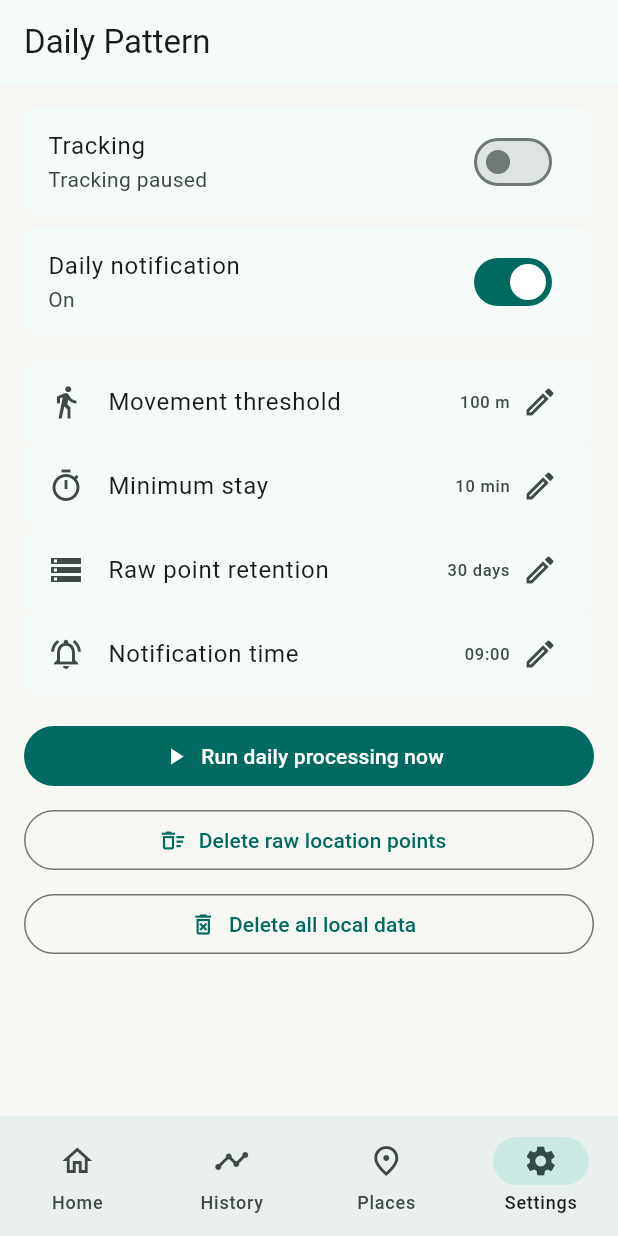
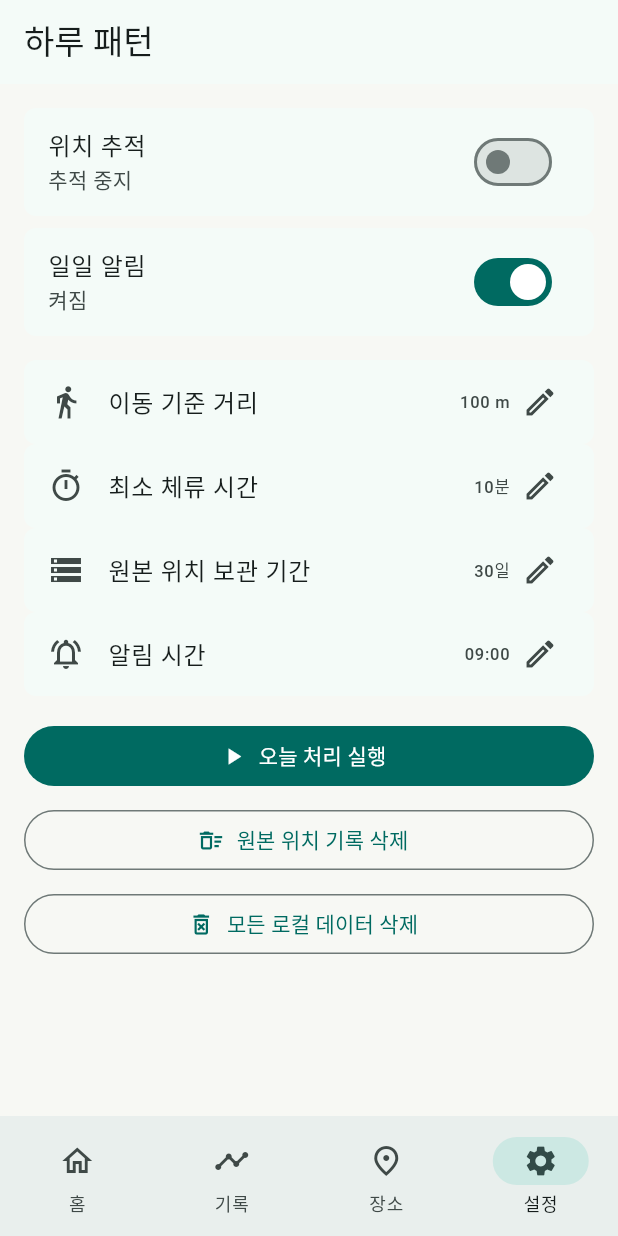
Before and after one commit to MaoEmong/haru-record, a Flutter app: the screen it shows after launch, item 4 of the bottom bar chosen, on a phone screen of 412 x 824 dp. Run offline on Flutter 3.47's test engine with Material 3 defaults, Android fonts, the phone set to English and light mode, and no system bars; our stand-ins replace drift, flutter_local_notifications, flutter_timezone, permission_handler, shared_preferences, timezone; missing offline and left inert: workmanager; accounts and stored records are empty; generated files the repository leaves out were written again.

Commit message:
Make the user-facing app Korean
The app is intended for Korean users, but the primary shell, settings, insights, notifications, and Android native labels still exposed English copy. Localize those user-facing paths and pin the expectations in widget and service tests.

Constraint: Keep existing behavior and storage unchanged; only user-facing copy and matching tests are in scope.

Rejected: Add a full l10n framework now | broader migration than needed for the current single-language Korean app.

Confidence: high

Scope-risk: narrow

Directive: Keep future user-facing strings in Korean unless a localization framework is introduced deliberately.

Tested: flutter analyze; flutter test; flutter build apk --debug

Not-tested: Manual device visual pass

```diff
--- a/lib/app/app.dart
+++ b/lib/app/app.dart
@@ -14,7 +14,7 @@ class DailyPatternApp extends StatelessWidget {
   @override
   Widget build(BuildContext context) {
     return MaterialApp(
-      title: 'Daily Pattern',
+      title: '하루 패턴',
       debugShowCheckedModeBanner: false,
       theme: ThemeData(
         colorScheme: ColorScheme.fromSeed(
@@ -65,7 +65,7 @@ class _DailyPatternShellState extends State<DailyPatternShell> {
     ];
 
     return Scaffold(
-      appBar: AppBar(title: const Text('Daily Pattern')),
+      appBar: AppBar(title: const Text('하루 패턴')),
       body: SafeArea(child: screens[_selectedIndex]),
       bottomNavigationBar: NavigationBar(
         selectedIndex: _selectedIndex,
@@ -78,22 +78,22 @@ class _DailyPatternShellState extends State<DailyPatternShell> {
           NavigationDestination(
             icon: Icon(Icons.home_outlined),
             selectedIcon: Icon(Icons.home),
-            label: 'Home',
+            label: '홈',
           ),
           NavigationDestination(
             icon: Icon(Icons.timeline_outlined),
             selectedIcon: Icon(Icons.timeline),
-            label: 'History',
+            label: '기록',
           ),
           NavigationDestination(
             icon: Icon(Icons.place_outlined),
             selectedIcon: Icon(Icons.place),
-            label: 'Places',
+            label: '장소',
           ),
           NavigationDestination(
             icon: Icon(Icons.settings_outlined),
             selectedIcon: Icon(Icons.settings),
-            label: 'Settings',
+            label: '설정',
           ),
         ],
       ),
--- a/lib/features/history/history_screen.dart
+++ b/lib/features/history/history_screen.dart
@@ -88,10 +88,7 @@ class _EmptyHistory extends StatelessWidget {
   @override
   Widget build(BuildContext context) {
     return const Center(
-      child: Padding(
-        padding: EdgeInsets.all(24),
-        child: Text('No history yet'),
-      ),
+      child: Padding(padding: EdgeInsets.all(24), child: Text('아직 기록이 없어요')),
     );
   }
 }
--- a/lib/features/home/home_screen.dart
+++ b/lib/features/home/home_screen.dart
@@ -65,10 +65,7 @@ class _HomeScreenState extends State<HomeScreen> {
           children: [
             _StatusPanel(snapshot: data),
             const SizedBox(height: 16),
-            Text(
-              'Latest insight',
-              style: Theme.of(context).textTheme.titleLarge,
-            ),
+            Text('최근 인사이트', style: Theme.of(context).textTheme.titleLarge),
             const SizedBox(height: 8),
             if (data.latestInsight == null)
               const _EmptyPanel()
@@ -89,8 +86,8 @@ class _StatusPanel extends StatelessWidget {
   @override
   Widget build(BuildContext context) {
     final status = snapshot.isTracking || snapshot.settings.trackingEnabled
-        ? 'Tracking active'
-        : 'Tracking paused';
+        ? '추적 중'
+        : '추적 중지';
     return DecoratedBox(
       decoration: BoxDecoration(
         color: Theme.of(context).colorScheme.primaryContainer,
@@ -104,7 +101,7 @@ class _StatusPanel extends StatelessWidget {
             Text(status, style: Theme.of(context).textTheme.titleLarge),
             const SizedBox(height: 8),
             Text(
-              'Daily summaries use local location points and stay on this device.',
+              '위치 기록은 이 기기에만 저장되고 하루 단위로 요약됩니다.',
               style: Theme.of(context).textTheme.bodyMedium,
             ),
           ],
@@ -123,8 +120,8 @@ class _EmptyPanel extends StatelessWidget {
       tileColor: Theme.of(context).colorScheme.surface,
       shape: RoundedRectangleBorder(borderRadius: BorderRadius.circular(8)),
       leading: const Icon(Icons.insights_outlined),
-      title: const Text('No insights yet'),
-      subtitle: const Text('Run daily processing after location data exists.'),
+      title: const Text('아직 인사이트가 없어요'),
+      subtitle: const Text('위치 기록이 쌓인 뒤 오늘 처리를 실행해 보세요.'),
     );
   }
 }
--- a/lib/features/insights/insight_generation_service.dart
+++ b/lib/features/insights/insight_generation_service.dart
@@ -19,9 +19,9 @@ class InsightGenerationService {
         GeneratedInsight(
           type: InsightType.newPlace,
           severity: InsightSeverity.notable,
-          title: 'A new place appeared',
-          body: 'A new frequently visited place candidate was detected.',
-          evidence: '${yesterday.newPlaceCount} new place candidates',
+          title: '새로운 장소가 감지됐어요',
+          body: '자주 방문할 가능성이 있는 새 장소가 감지됐어요.',
+          evidence: '새 장소 후보 ${yesterday.newPlaceCount}개',
         ),
       );
     }
@@ -51,11 +51,10 @@ class InsightGenerationService {
       return GeneratedInsight(
         type: InsightType.movementChange,
         severity: InsightSeverity.notable,
-        title: 'Movement was lower than usual',
-        body:
-            'Yesterday was quieter than your recent average for movement and distance.',
+        title: '평소보다 이동이 적었어요',
+        body: '어제는 최근 평균보다 이동과 거리가 적은 날이었어요.',
         evidence:
-            '${yesterday.totalDistanceMeters.round()}m vs ${recentAverage.totalDistanceMeters.round()}m recent average',
+            '${yesterday.totalDistanceMeters.round()}m 대 최근 평균 ${recentAverage.totalDistanceMeters.round()}m',
       );
     }
 
@@ -63,11 +62,10 @@ class InsightGenerationService {
       return GeneratedInsight(
         type: InsightType.movementChange,
         severity: InsightSeverity.notable,
-        title: 'Movement was higher than usual',
-        body:
-            'Yesterday was more active than your recent average for movement and distance.',
+        title: '평소보다 이동이 많았어요',
+        body: '어제는 최근 평균보다 더 활발하게 움직인 날이었어요.',
         evidence:
-            '${yesterday.totalDistanceMeters.round()}m vs ${recentAverage.totalDistanceMeters.round()}m recent average',
+            '${yesterday.totalDistanceMeters.round()}m 대 최근 평균 ${recentAverage.totalDistanceMeters.round()}m',
       );
     }
 
@@ -84,10 +82,10 @@ class InsightGenerationService {
       return GeneratedInsight(
         type: InsightType.visitChange,
         severity: InsightSeverity.neutral,
-        title: 'You visited fewer places',
-        body: 'Your visit count was below your recent average.',
+        title: '방문한 장소가 평소보다 적었어요',
+        body: '방문 횟수가 최근 평균보다 낮았어요.',
         evidence:
-            '${yesterday.visitCount} visits vs ${recentAverage.visitCount} recent average',
+            '${yesterday.visitCount}회 방문, 최근 평균 ${recentAverage.visitCount}회',
       );
     }
 
@@ -95,10 +93,10 @@ class InsightGenerationService {
       return GeneratedInsight(
         type: InsightType.visitChange,
         severity: InsightSeverity.neutral,
-        title: 'You visited more places',
-        body: 'Your visit count was above your recent average.',
+        title: '방문한 장소가 평소보다 많았어요',
+        body: '방문 횟수가 최근 평균보다 높았어요.',
         evidence:
-            '${yesterday.visitCount} visits vs ${recentAverage.visitCount} recent average',
+            '${yesterday.visitCount}회 방문, 최근 평균 ${recentAverage.visitCount}회',
       );
     }
 
--- a/lib/features/notifications/notification_service.dart
+++ b/lib/features/notifications/notification_service.dart
@@ -35,8 +35,8 @@ class NotificationService {
       id: dailyInsightNotificationId,
       hour: hour,
       minute: minute,
-      title: 'Your daily insight is ready',
-      body: 'Open the app to review yesterday.',
+      title: '오늘의 인사이트가 준비됐어요',
+      body: '앱에서 어제의 패턴을 확인해 보세요.',
     );
   }
 
@@ -59,8 +59,8 @@ class FlutterLocalNotificationAdapter implements NotificationAdapter {
 
   static const _androidChannel = AndroidNotificationChannel(
     'daily_pattern_insights',
-    'Daily pattern insights',
-    description: 'Daily life pattern insight reminders',
+    '하루 패턴 인사이트',
+    description: '하루 패턴 인사이트 알림',
     importance: Importance.defaultImportance,
   );
 
@@ -127,8 +127,8 @@ class FlutterLocalNotificationAdapter implements NotificationAdapter {
       notificationDetails: const NotificationDetails(
         android: AndroidNotificationDetails(
           'daily_pattern_insights',
-          'Daily pattern insights',
-          channelDescription: 'Daily life pattern insight reminders',
+          '하루 패턴 인사이트',
+          channelDescription: '하루 패턴 인사이트 알림',
         ),
       ),
       androidScheduleMode: AndroidScheduleMode.inexactAllowWhileIdle,
--- a/lib/features/places/place_management_screen.dart
+++ b/lib/features/places/place_management_screen.dart
@@ -51,20 +51,20 @@ class _PlaceManagementScreenState extends State<PlaceManagementScreen> {
       context: context,
       builder: (context) {
         return AlertDialog(
-          title: const Text('Rename place'),
+          title: const Text('장소 이름 변경'),
           content: TextField(
             controller: controller,
             autofocus: true,
-            decoration: const InputDecoration(labelText: 'Display name'),
+            decoration: const InputDecoration(labelText: '장소 이름'),
           ),
           actions: [
             TextButton(
               onPressed: () => Navigator.of(context).pop(),
-              child: const Text('Cancel'),
+              child: const Text('취소'),
             ),
             FilledButton(
               onPressed: () => Navigator.of(context).pop(controller.text),
-              child: const Text('Save'),
+              child: const Text('저장'),
             ),
           ],
         );
@@ -112,10 +112,10 @@ class _PlaceManagementScreenState extends State<PlaceManagementScreen> {
                 borderRadius: BorderRadius.circular(8),
               ),
               leading: const Icon(Icons.place_outlined),
-              title: Text(place.displayName ?? 'Unnamed place'),
-              subtitle: Text('${place.visitCount} visits'),
+              title: Text(place.displayName ?? '이름 없는 장소'),
+              subtitle: Text('${place.visitCount}회 방문'),
               trailing: IconButton(
-                tooltip: 'Rename',
+                tooltip: '이름 변경',
                 icon: const Icon(Icons.edit_outlined),
                 onPressed: () => _rename(place),
               ),
@@ -135,7 +135,7 @@ class _EmptyPlaces extends StatelessWidget {
     return const Center(
       child: Padding(
         padding: EdgeInsets.all(24),
-        child: Text('No places detected yet'),
+        child: Text('아직 감지된 장소가 없어요'),
       ),
     );
   }
--- a/lib/features/settings/settings_screen.dart
+++ b/lib/features/settings/settings_screen.dart
@@ -46,7 +46,7 @@ class _SettingsScreenState extends State<SettingsScreen> {
             .ensureLocationTrackingPermission();
         if (!granted) {
           setState(() {
-            _status = 'Location permission is required';
+            _status = '위치 권한이 필요합니다';
           });
           return;
         }
@@ -61,7 +61,7 @@ class _SettingsScreenState extends State<SettingsScreen> {
       });
     } catch (error) {
       setState(() {
-        _status = 'Tracking update failed';
+        _status = '추적 상태를 변경하지 못했습니다';
       });
     } finally {
       if (mounted) {
@@ -79,7 +79,7 @@ class _SettingsScreenState extends State<SettingsScreen> {
           .ensureNotificationPermission();
       if (!granted) {
         setState(() {
-          _status = 'Notification permission is required';
+          _status = '알림 권한이 필요합니다';
         });
         return;
       }
@@ -103,11 +103,11 @@ class _SettingsScreenState extends State<SettingsScreen> {
       await widget.dependencies.runDailyProcessingNow();
       widget.onDataChanged?.call();
       setState(() {
-        _status = 'Daily processing finished';
+        _status = '오늘 처리를 완료했습니다';
       });
     } catch (_) {
       setState(() {
-        _status = 'Daily processing failed';
+        _status = '오늘 처리를 완료하지 못했습니다';
       });
     } finally {
       if (mounted) {
@@ -136,12 +136,8 @@ class _SettingsScreenState extends State<SettingsScreen> {
               shape: RoundedRectangleBorder(
                 borderRadius: BorderRadius.circular(8),
               ),
-              title: const Text('Tracking'),
-              subtitle: Text(
-                settings.trackingEnabled
-                    ? 'Tracking active'
-                    : 'Tracking paused',
-              ),
+              title: const Text('위치 추적'),
+              subtitle: Text(settings.trackingEnabled ? '추적 중' : '추적 중지'),
               value: settings.trackingEnabled,
               onChanged: _busy
                   ? null
@@ -154,8 +150,8 @@ class _SettingsScreenState extends State<SettingsScreen> {
               shape: RoundedRectangleBorder(
                 borderRadius: BorderRadius.circular(8),
               ),
-              title: const Text('Daily notification'),
-              subtitle: Text(settings.notificationEnabled ? 'On' : 'Off'),
+              title: const Text('일일 알림'),
+              subtitle: Text(settings.notificationEnabled ? '켜짐' : '꺼짐'),
               value: settings.notificationEnabled,
               onChanged: _busy
                   ? null
@@ -168,11 +164,11 @@ class _SettingsScreenState extends State<SettingsScreen> {
             const SizedBox(height: 16),
             _EditableSettingsValueTile(
               key: const ValueKey('movement-threshold-edit'),
-              title: 'Movement threshold',
+              title: '이동 기준 거리',
               value: '${settings.minimumMovementMeters} m',
               icon: Icons.directions_walk,
               onTap: () => _editNumber(
-                title: 'Movement threshold',
+                title: '이동 기준 거리',
                 initialValue: settings.minimumMovementMeters,
                 suffix: 'm',
                 onSave: (value) =>
@@ -181,33 +177,33 @@ class _SettingsScreenState extends State<SettingsScreen> {
             ),
             _EditableSettingsValueTile(
               key: const ValueKey('stay-threshold-edit'),
-              title: 'Minimum stay',
-              value: '${settings.minimumStayMinutes} min',
+              title: '최소 체류 시간',
+              value: '${settings.minimumStayMinutes}분',
               icon: Icons.timer_outlined,
               onTap: () => _editNumber(
-                title: 'Minimum stay',
+                title: '최소 체류 시간',
                 initialValue: settings.minimumStayMinutes,
-                suffix: 'min',
+                suffix: '분',
                 onSave: (value) =>
                     _save(settings.copyWith(minimumStayMinutes: value)),
               ),
             ),
             _EditableSettingsValueTile(
               key: const ValueKey('retention-days-edit'),
-              title: 'Raw point retention',
-              value: '${settings.rawPointRetentionDays} days',
+              title: '원본 위치 보관 기간',
+              value: '${settings.rawPointRetentionDays}일',
               icon: Icons.storage_outlined,
               onTap: () => _editNumber(
-                title: 'Raw point retention',
+                title: '원본 위치 보관 기간',
                 initialValue: settings.rawPointRetentionDays,
-                suffix: 'days',
+                suffix: '일',
                 onSave: (value) =>
                     _save(settings.copyWith(rawPointRetentionDays: value)),
               ),
             ),
             _EditableSettingsValueTile(
               key: const ValueKey('notification-time-edit'),
-              title: 'Notification time',
+              title: '알림 시간',
               value:
                   '${settings.notificationHour.toString().padLeft(2, '0')}:'
                   '${settings.notificationMinute.toString().padLeft(2, '0')}',
@@ -218,19 +214,19 @@ class _SettingsScreenState extends State<SettingsScreen> {
             FilledButton.icon(
               onPressed: _busy ? null : _runProcessing,
               icon: const Icon(Icons.play_arrow),
-              label: const Text('Run daily processing now'),
+              label: const Text('오늘 처리 실행'),
             ),
             const SizedBox(height: 8),
             OutlinedButton.icon(
               onPressed: _busy ? null : _confirmDeleteRawPoints,
               icon: const Icon(Icons.delete_sweep_outlined),
-              label: const Text('Delete raw location points'),
+              label: const Text('원본 위치 기록 삭제'),
             ),
             const SizedBox(height: 8),
             OutlinedButton.icon(
               onPressed: _busy ? null : _confirmDeleteAllLocalData,
               icon: const Icon(Icons.delete_forever_outlined),
-              label: const Text('Delete all local data'),
+              label: const Text('모든 로컬 데이터 삭제'),
             ),
           ],
         );
@@ -248,11 +244,11 @@ class _SettingsScreenState extends State<SettingsScreen> {
               actions: [
                 TextButton(
                   onPressed: () => Navigator.of(context).pop(false),
-                  child: const Text('Cancel'),
+                  child: const Text('취소'),
                 ),
                 FilledButton(
                   onPressed: () => Navigator.of(context).pop(true),
-                  child: const Text('Delete'),
+                  child: const Text('삭제'),
                 ),
               ],
             );
@@ -262,28 +258,25 @@ class _SettingsScreenState extends State<SettingsScreen> {
   }
 
   Future<void> _confirmDeleteRawPoints() async {
-    final confirmed = await _confirm(
-      'Delete raw location points',
-      'Summaries and insights will stay available.',
-    );
+    final confirmed = await _confirm('원본 위치 기록 삭제', '요약과 인사이트는 유지됩니다.');
     if (!confirmed) return;
     await widget.dependencies.maintenanceService.deleteRawLocationPoints();
     widget.onDataChanged?.call();
     setState(() {
-      _status = 'Raw location points deleted';
+      _status = '원본 위치 기록을 삭제했습니다';
     });
   }
 
   Future<void> _confirmDeleteAllLocalData() async {
     final confirmed = await _confirm(
-      'Delete all local data',
-      'This removes points, places, visits, summaries, and insights from this device.',
+      '모든 로컬 데이터 삭제',
+      '이 기기의 위치 기록, 장소, 방문, 요약, 인사이트를 모두 삭제합니다.',
     );
     if (!confirmed) return;
     await widget.dependencies.maintenanceService.deleteAllLocalData();
     widget.onDataChanged?.call();
     setState(() {
-      _status = 'All local data deleted';
+      _status = '모든 로컬 데이터를 삭제했습니다';
     });
   }
 
@@ -311,14 +304,14 @@ class _SettingsScreenState extends State<SettingsScreen> {
           actions: [
             TextButton(
               onPressed: () => Navigator.of(context).pop(),
-              child: const Text('Cancel'),
+              child: const Text('취소'),
             ),
             FilledButton(
               onPressed: () {
                 final parsed = int.tryParse(input);
                 Navigator.of(context).pop(parsed);
               },
-              child: const Text('Save'),
+              child: const Text('저장'),
             ),
           ],
         );
@@ -335,7 +328,7 @@ class _SettingsScreenState extends State<SettingsScreen> {
       context: context,
       builder: (context) {
         return AlertDialog(
-          title: const Text('Notification time'),
+          title: const Text('알림 시간'),
           content: Row(
             children: [
               Expanded(
@@ -343,7 +336,7 @@ class _SettingsScreenState extends State<SettingsScreen> {
                   key: const ValueKey('hour-setting-field'),
                   initialValue: settings.notificationHour.toString(),
                   keyboardType: TextInputType.number,
-                  decoration: const InputDecoration(labelText: 'Hour'),
+                  decoration: const InputDecoration(labelText: '시'),
                   onChanged: (value) {
                     hourInput = value;
                   },
@@ -355,7 +348,7 @@ class _SettingsScreenState extends State<SettingsScreen> {
                   key: const ValueKey('minute-setting-field'),
                   initialValue: settings.notificationMinute.toString(),
                   keyboardType: TextInputType.number,
-                  decoration: const InputDecoration(labelText: 'Minute'),
+                  decoration: const InputDecoration(labelText: '분'),
                   onChanged: (value) {
                     minuteInput = value;
                   },
@@ -366,7 +359,7 @@ class _SettingsScreenState extends State<SettingsScreen> {
           actions: [
             TextButton(
               onPressed: () => Navigator.of(context).pop(),
-              child: const Text('Cancel'),
+              child: const Text('취소'),
             ),
             FilledButton(
               onPressed: () {
@@ -383,7 +376,7 @@ class _SettingsScreenState extends State<SettingsScreen> {
                   ),
                 );
               },
-              child: const Text('Save'),
+              child: const Text('저장'),
             ),
           ],
         );
```
Also changed, not shown: 6 other files.
